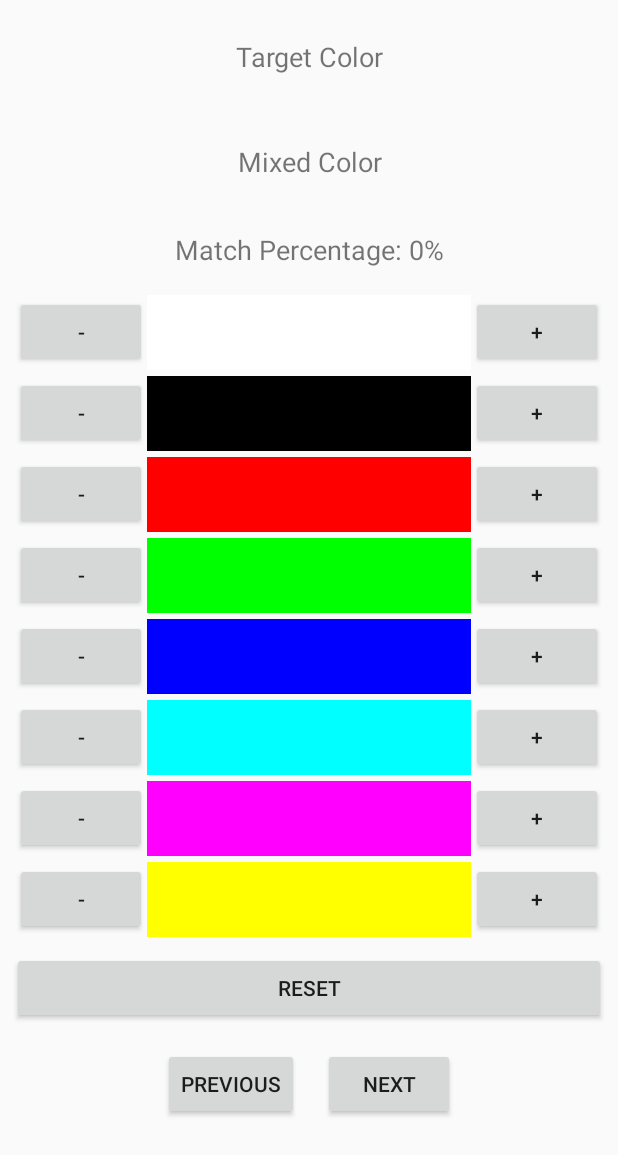
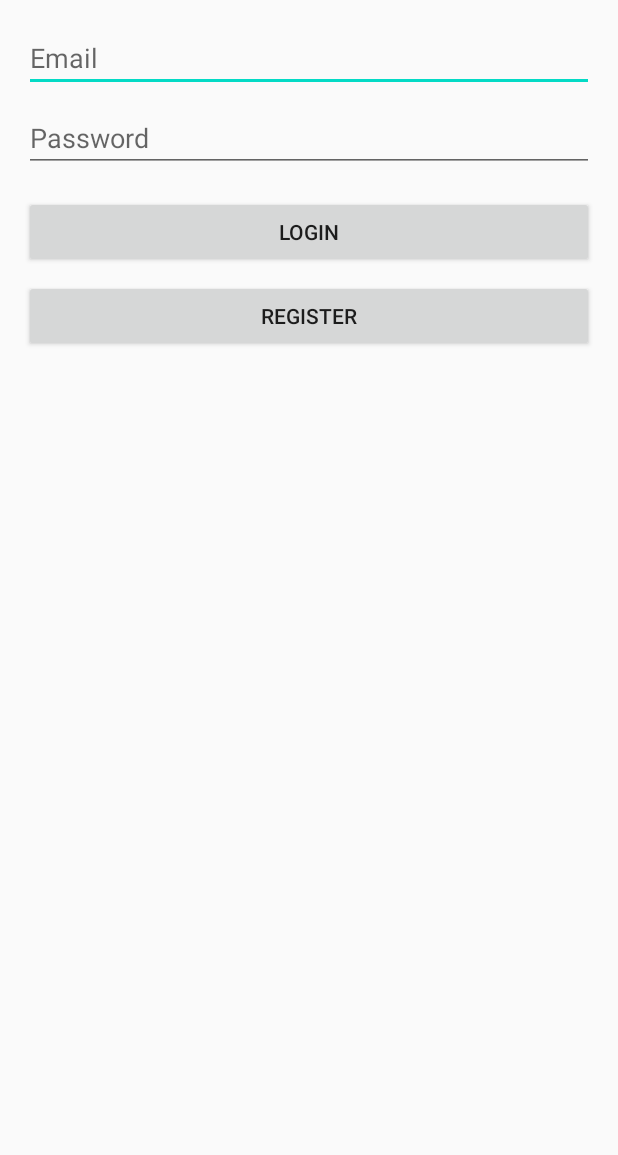
Before and after one commit to fridge32/The-Perfect-Blend, an Android app built with Jetpack Compose: the screen it shows after launch (MainActivity before the commit, LoginActivity after it), on a phone screen of 412 x 824 dp. Shown: the top 1155 px of the screen. Run offline under Robolectric (Android 15) with nearby library versions, the phone set to English and light mode, and no system bars; our stand-ins replace Firebase (no records; nobody signed in at launch, a user with empty details on screens opened directly), Room's generated code; 2 statements that could not run were skipped.

Commit message:
Auth complete

```diff
--- a/app/build.gradle.kts
+++ b/app/build.gradle.kts
@@ -55,6 +55,7 @@ dependencies {
     implementation("com.google.firebase:firebase-auth")
     implementation("com.google.firebase:firebase-firestore-ktx:25.0.0")
     implementation("com.google.firebase:firebase-database")
+    implementation("com.google.firebase:firebase-auth:23.0.0")
     implementation("androidx.core:core-ktx:1.13.1")
     implementation("androidx.lifecycle:lifecycle-runtime-ktx:2.8.0")
     implementation("androidx.activity:activity-compose:1.9.0")
--- a/app/src/main/AndroidManifest.xml
+++ b/app/src/main/AndroidManifest.xml
@@ -19,10 +19,11 @@
                 android:theme="@style/Theme.ThePerfectBlend">
             <intent-filter>
                 <action android:name="android.intent.action.MAIN"/>
-
-                <category android:name="android.intent.category.LAUNCHER"/>
+                <category android:name="android.intent.category.LAUNCHER" />
             </intent-filter>
         </activity>
+        <activity android:name=".LoginActivity"></activity>
+        <activity android:name=".RegisterActivity"></activity>
     </application>
 
 </manifest>
--- /dev/null
+++ b/app/src/main/java/com/example/the_perfect_blend/LoginActivity.kt
@@ -0,0 +1,45 @@
+package com.example.the_perfect_blend
+
+import android.content.Intent
+import android.os.Bundle
+import android.widget.Button
+import android.widget.EditText
+import android.widget.Toast
+import androidx.appcompat.app.AppCompatActivity
+import com.google.firebase.auth.FirebaseAuth
+
+class LoginActivity : AppCompatActivity() {
+
+    private lateinit var auth: FirebaseAuth
+
+    override fun onCreate(savedInstanceState: Bundle?) {
+        super.onCreate(savedInstanceState)
+        setContentView(R.layout.activity_login)
+
+        auth = FirebaseAuth.getInstance()
+
+        val emailEditText = findViewById<EditText>(R.id.emailEditText)
+        val passwordEditText = findViewById<EditText>(R.id.passwordEditText)
+        val loginButton = findViewById<Button>(R.id.loginButton)
+        val registerButton = findViewById<Button>(R.id.registerButton)
+
+        loginButton.setOnClickListener {
+            val email = emailEditText.text.toString()
+            val password = passwordEditText.text.toString()
+
+            auth.signInWithEmailAndPassword(email, password)
+                .addOnCompleteListener(this) { task ->
+                    if (task.isSuccessful) {
+                        startActivity(Intent(this, MainActivity::class.java))
+                        finish()
+                    } else {
+                        Toast.makeText(this, "Authentication failed.", Toast.LENGTH_SHORT).show()
+                    }
+                }
+        }
+
+        registerButton.setOnClickListener {
+            startActivity(Intent(this, RegisterActivity::class.java))
+        }
+    }
+}
--- a/app/src/main/java/com/example/the_perfect_blend/MainActivity.kt
+++ b/app/src/main/java/com/example/the_perfect_blend/MainActivity.kt
@@ -1,24 +1,12 @@
 package com.example.the_perfect_blend
 
 import android.os.Bundle
-import androidx.activity.ComponentActivity
-import androidx.activity.compose.setContent
-import androidx.compose.foundation.layout.fillMaxSize
-import androidx.compose.material3.MaterialTheme
-import androidx.compose.material3.Surface
-import androidx.compose.material3.Text
-import androidx.compose.runtime.Composable
-import androidx.compose.ui.Modifier
-import androidx.compose.ui.tooling.preview.Preview
-import com.example.the_perfect_blend.ui.theme.ThePerfectBlendTheme
 // Firebase imports
-import com.google.firebase.database.FirebaseDatabase
 import com.google.firebase.firestore.FirebaseFirestore
-
+import com.google.firebase.auth.FirebaseAuth
 import android.util.Log
 import android.graphics.Color
 import android.widget.Button
-import android.widget.SeekBar
 import android.widget.TextView
 import androidx.appcompat.app.AppCompatActivity
 import kotlin.random.Random
@@ -28,7 +16,7 @@ import kotlin.math.sqrt
 import kotlin.math.round
 import androidx.lifecycle.lifecycleScope
 import kotlinx.coroutines.launch
-
+import android.content.Intent
 import com.example.the_perfect_blend.data.database.AppDatabase
 import com.example.the_perfect_blend.data.database.ColorEntity
 import androidx.room.Room
@@ -45,6 +33,7 @@ class MainActivity : AppCompatActivity() {
     private lateinit var previousButton: Button
     private lateinit var nextButton: Button
     private lateinit var firestore: FirebaseFirestore
+    private lateinit var auth: FirebaseAuth
     private lateinit var allColors: List<ColorEntity>
     private lateinit var paletteButtons: Map<String, Pair<Button, Button>>
     private lateinit var db: AppDatabase
@@ -70,8 +59,15 @@ class MainActivity : AppCompatActivity() {
         super.onCreate(savedInstanceState)
         setContentView(R.layout.activity_main)
 
-        // Initialize Firestore
+        // Initialize firebase stuff
         firestore = FirebaseFirestore.getInstance()
+        auth = FirebaseAuth.getInstance()
+
+        // Is user currently signed in?
+        val currentUser = auth.currentUser
+        if (currentUser == null){
+            startActivity(Intent(this, LoginActivity::class.java))
+        }
 
         // Initialize Room database
         db = Room.databaseBuilder(
--- /dev/null
+++ b/app/src/main/res/layout/activity_login.xml
@@ -0,0 +1,36 @@
+<?xml version="1.0" encoding="utf-8"?>
+<LinearLayout xmlns:android="http://schemas.android.com/apk/res/android"
+    android:layout_width="match_parent"
+    android:layout_height="match_parent"
+    android:orientation="vertical"
+    android:padding="16dp">
+
+    <EditText
+        android:id="@+id/emailEditText"
+        android:layout_width="match_parent"
+        android:layout_height="wrap_content"
+        android:hint="Email"
+        android:inputType="textEmailAddress" />
+
+    <EditText
+        android:id="@+id/passwordEditText"
+        android:layout_width="match_parent"
+        android:layout_height="wrap_content"
+        android:hint="Password"
+        android:inputType="textPassword"
+        android:layout_marginTop="8dp" />
+
+    <Button
+        android:id="@+id/loginButton"
+        android:layout_width="match_parent"
+        android:layout_height="wrap_content"
+        android:text="Login"
+        android:layout_marginTop="16dp" />
+
+    <Button
+        android:id="@+id/registerButton"
+        android:layout_width="match_parent"
+        android:layout_height="wrap_content"
+        android:text="Register"
+        android:layout_marginTop="8dp" />
+</LinearLayout>
```
Also changed, not shown: app/src/main/java/com/example/the_perfect_blend/RegisterActivity.kt (added, +40 -0 lines), app/src/main/res/layout/activity_register.xml (added, +29 -0 lines).
